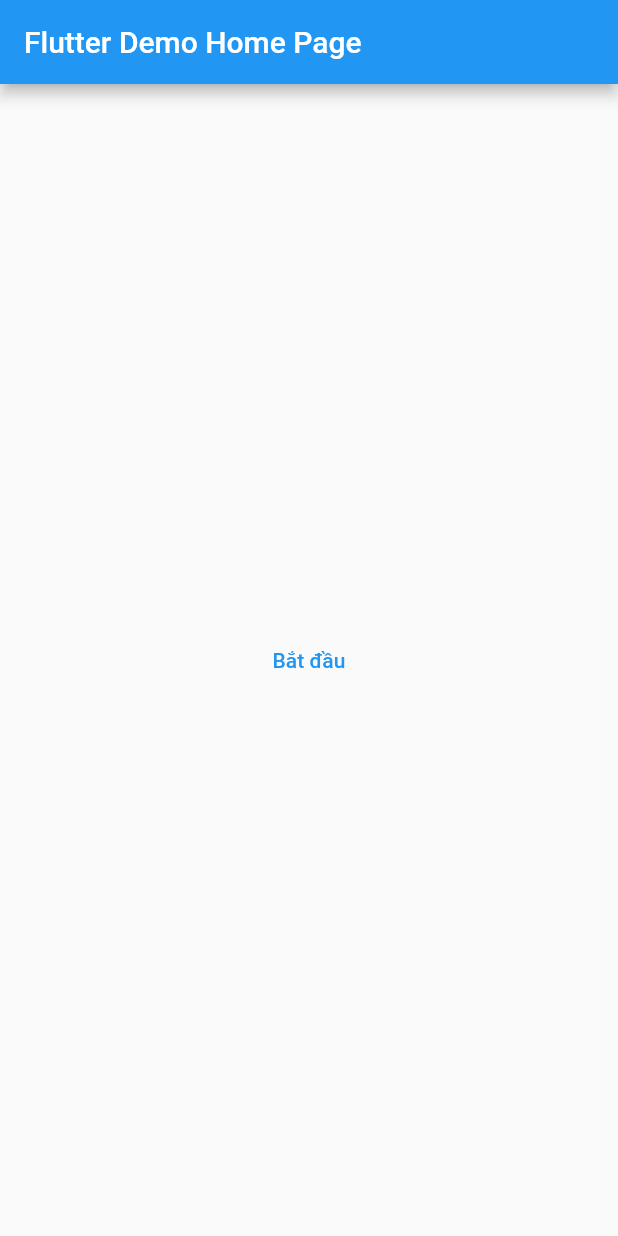
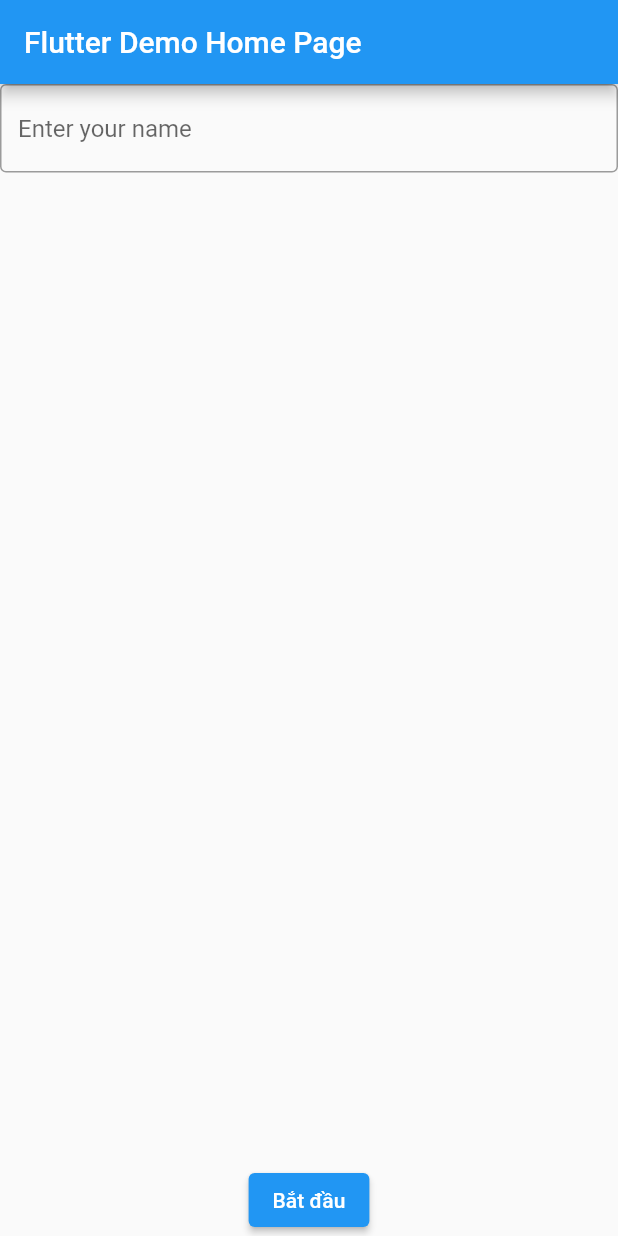
Before and after one commit to TVD98/funny_math_game, a Flutter app: the screen it shows after launch, on a phone screen of 412 x 824 dp. Run offline on Flutter 3.47's test engine with Material 2 defaults, Android fonts, the phone set to English and light mode, and no system bars.

Commit message:
add username textfield

```diff
--- a/lib/main.dart
+++ b/lib/main.dart
@@ -76,16 +76,21 @@ class _MyHomePageState extends State<MyHomePage> {
         title: Text(widget.title),
       ),
       body: Center(
-        // Center is a layout widget. It takes a single child and positions it
-        // in the middle of the parent.
-        child: TextButton(
-          style: ButtonStyle(
-            foregroundColor: MaterialStateProperty.all<Color>(Colors.blue),
+          // Center is a layout widget. It takes a single child and positions it
+          // in the middle of the parent.
+          child: Column(children: [
+        const TextField(
+          decoration: InputDecoration(
+            border: OutlineInputBorder(),
+            hintText: 'Enter your name',
           ),
-          onPressed: () { },
+        ),
+        const Spacer(flex: 4),
+        ElevatedButton(
+          onPressed: () {},
           child: const Text('Bắt đầu'),
         )
-      ),
+      ])),
     );
   }
 }
```
